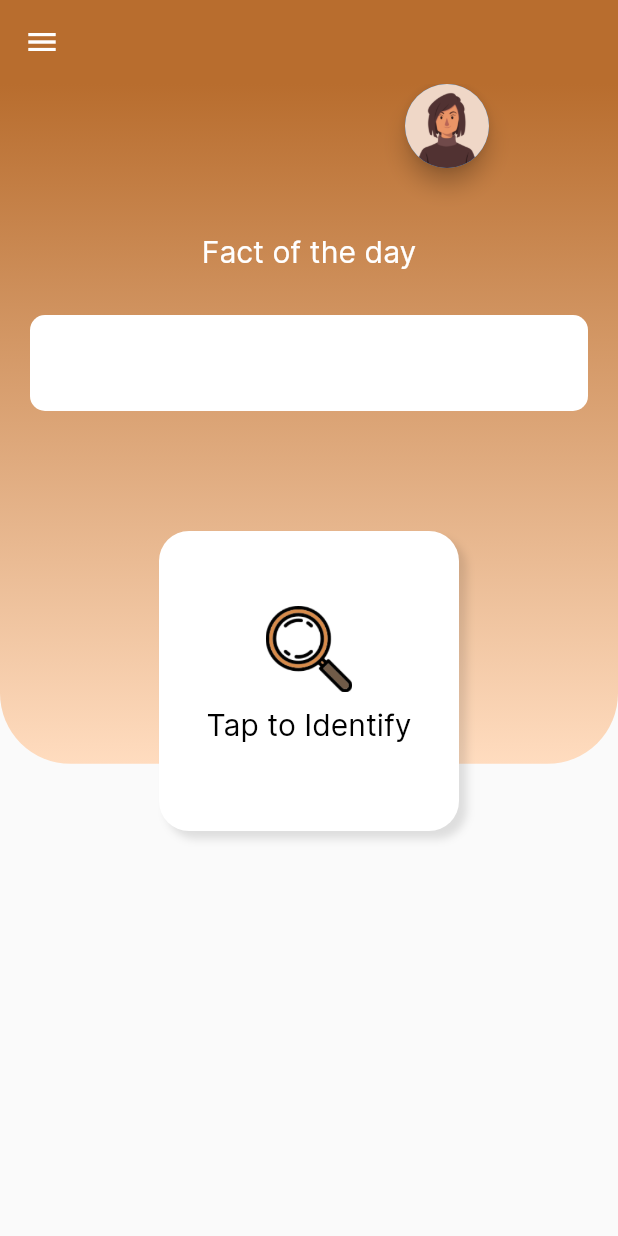
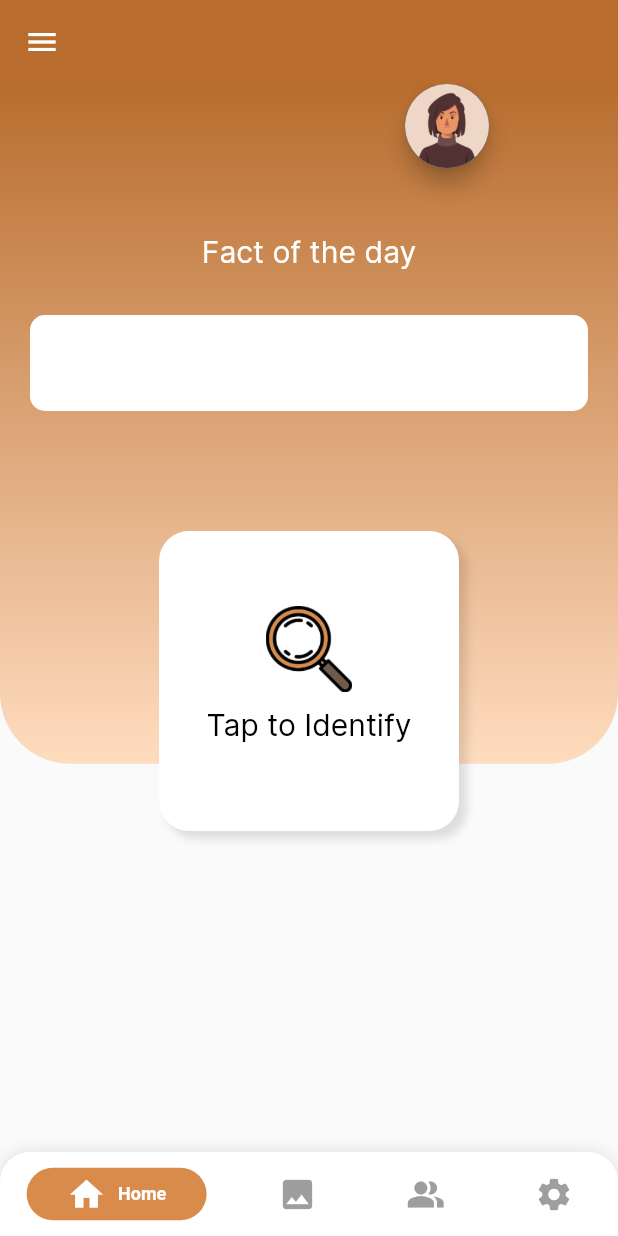
Before and after one commit to OmegaElrefaie/Automated-identification-of-fossil-teeth, a Flutter app: the screen it shows after launch, on a phone screen of 412 x 824 dp. Run offline on Flutter 3.47's test engine with Material 2 defaults, Android fonts, the phone set to English and light mode, and no system bars; drawn by our look-alikes of persistent_bottom_nav_bar; our stand-ins replace go_router, image_picker.

Commit message:
added per nav bar

```diff
--- a/lib/routes.dart
+++ b/lib/routes.dart
@@ -1,17 +1,24 @@
 import 'package:go_router/go_router.dart';
 import 'package:flutter/material.dart';
 import 'package:graduation_project/view/user/screens/display_results.dart';
+import 'package:graduation_project/view/user/screens/navbar.dart';
 import 'view/user/screens/home.dart';
+import 'view/user/screens/library.dart';
 
 final GoRouter router = GoRouter(routes: <GoRoute>[
   GoRoute(
       path: '/',
       builder: (BuildContext context, GoRouterState state) {
-        return const HomePage();
+        return const StartPage();
       }),
   GoRoute(
       path: '/displayresults',
       builder: (BuildContext context, GoRouterState state) {
         return const DisplayResults();
+      }),
+  GoRoute(
+      path: '/library',
+      builder: (BuildContext context, GoRouterState state) {
+        return const Library();
       })
 ]);
--- a/lib/view/user/screens/home.dart
+++ b/lib/view/user/screens/home.dart
@@ -1,6 +1,7 @@
 import 'package:flutter/material.dart';
 import 'package:go_router/go_router.dart';
 import 'package:graduation_project/constants.dart';
+import 'package:graduation_project/view/user/screens/navbar.dart';
 import 'package:graduation_project/view/user/widgets/drawer.dart';
 
 class HomePage extends StatelessWidget {
--- /dev/null
+++ b/lib/view/user/screens/library.dart
@@ -0,0 +1,19 @@
+import 'package:flutter/material.dart';
+import 'package:flutter/src/widgets/framework.dart';
+import 'package:flutter/src/widgets/placeholder.dart';
+
+class Library extends StatefulWidget {
+  const Library({super.key});
+
+  @override
+  State<Library> createState() => _LibraryState();
+}
+
+class _LibraryState extends State<Library> {
+  @override
+  Widget build(BuildContext context) {
+    return const Scaffold(
+      body: Text("Library"),
+    );
+  }
+}
--- /dev/null
+++ b/lib/view/user/screens/navbar.dart
@@ -0,0 +1,100 @@
+import 'package:graduation_project/view/user/screens/home.dart';
+import 'package:graduation_project/view/user/screens/library.dart';
+import 'package:persistent_bottom_nav_bar/persistent_tab_view.dart';
+import 'package:flutter/material.dart';
+import 'package:graduation_project/constants.dart';
+
+class StartPage extends StatefulWidget {
+  const StartPage({super.key});
+
+  @override
+  State<StartPage> createState() => _StartPageState();
+}
+
+class _StartPageState extends State<StartPage> {
+  final controller = PersistentTabController(initialIndex: 0);
+  List<Widget> _buildScreen() {
+    return [
+      const SafeArea(child: HomePage()),
+      const SafeArea(child: Library()),
+      const SafeArea(child: Text('Community')),
+      const SafeArea(child: Text('Settings')),
+    ];
+  }
+
+  List<PersistentBottomNavBarItem> _navBarItem() {
+    return [
+      PersistentBottomNavBarItem(
+        icon: const Icon(
+          Icons.home,
+          color: Colors.white,
+        ),
+        title: "Home",
+        activeColorPrimary: kPrimaryColor,
+        activeColorSecondary: Colors.white,
+        inactiveIcon: const Icon(Icons.home, color: Colors.grey),
+      ),
+      PersistentBottomNavBarItem(
+        icon: const Icon(
+          Icons.photo,
+          color: Colors.white,
+        ),
+        title: "Library",
+        activeColorPrimary: kPrimaryColor,
+        activeColorSecondary: Colors.white,
+        inactiveIcon: const Icon(Icons.photo, color: Colors.grey),
+      ),
+      PersistentBottomNavBarItem(
+        icon: const Icon(
+          Icons.people_alt,
+          color: Colors.white,
+        ),
+        title: "Community",
+        activeColorPrimary: kPrimaryColor,
+        activeColorSecondary: Colors.white,
+        inactiveIcon: const Icon(Icons.people_alt, color: Colors.grey),
+      ),
+      PersistentBottomNavBarItem(
+        icon: const Icon(
+          Icons.settings,
+          color: Colors.white,
+        ),
+        title: "Settings",
+        activeColorPrimary: kPrimaryColor,
+        activeColorSecondary: Colors.white,
+        inactiveIcon: const Icon(Icons.settings, color: Colors.grey),
+      ),
+    ];
+  }
+
+  @override
+  Widget build(BuildContext context) {
+    return PersistentTabView(
+      context,
+      screens: _buildScreen(),
+      items: _navBarItem(),
+      confineInSafeArea: true,
+      resizeToAvoidBottomInset: true,
+      hideNavigationBarWhenKeyboardShows: true,
+      popAllScreensOnTapOfSelectedTab: true,
+      screenTransitionAnimation: const ScreenTransitionAnimation(
+        // Screen transition animation on change of selected tab.
+        animateTabTransition: true,
+        curve: Curves.ease,
+        duration: Duration(milliseconds: 100),
+      ),
+      backgroundColor: Colors.white,
+      decoration: const NavBarDecoration(
+          boxShadow: [
+            BoxShadow(
+                color: Color.fromARGB(29, 0, 0, 0),
+                blurRadius: 9.0,
+                spreadRadius: 0,
+                offset: Offset(0, 0))
+          ],
+          borderRadius: BorderRadius.only(
+              topLeft: Radius.circular(20), topRight: Radius.circular(20))),
+      navBarStyle: NavBarStyle.style7,
+    );
+  }
+}
```
Also changed, not shown: pubspec.yaml (+9 -0 lines).
